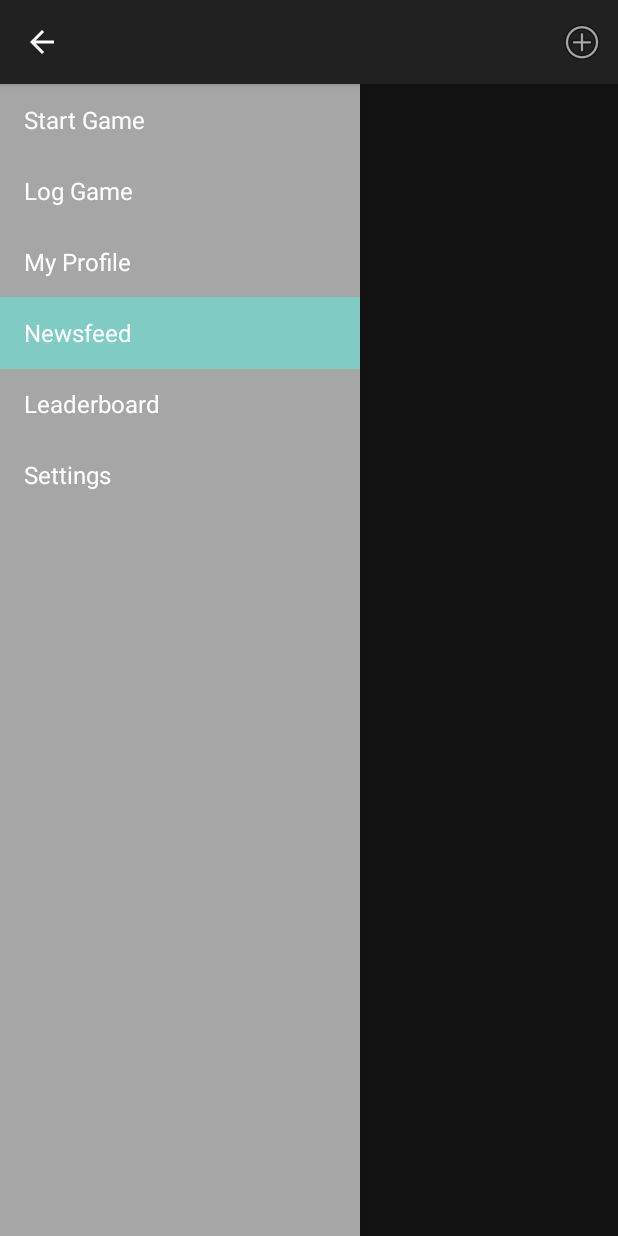
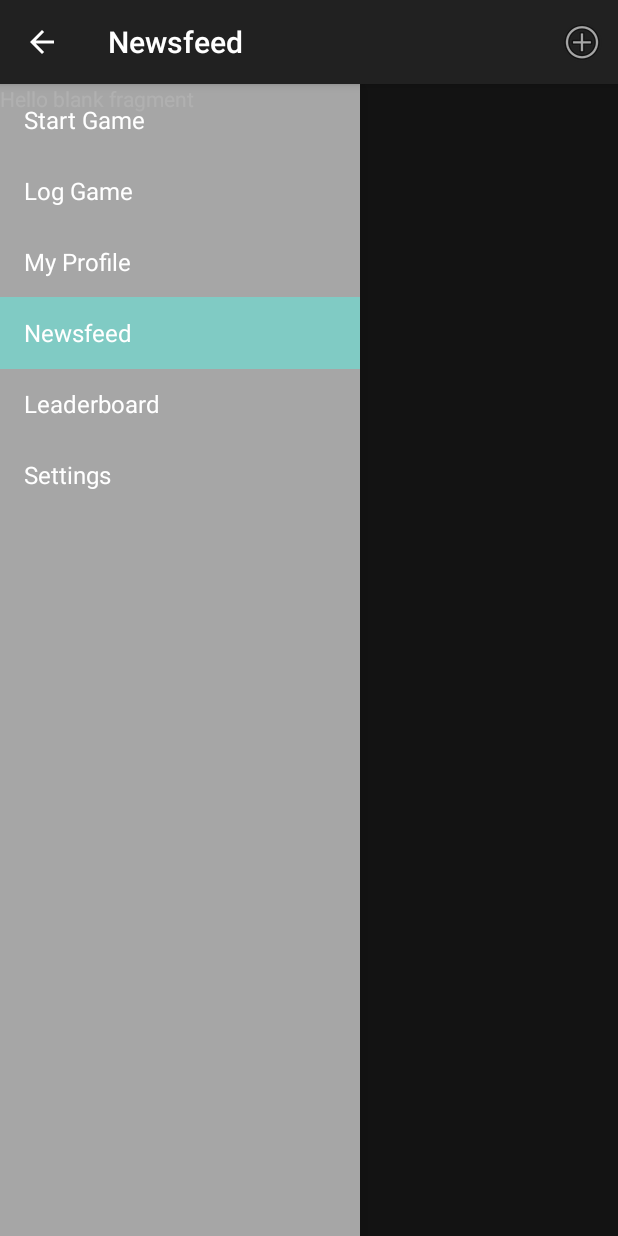
Before and after one commit to cheniel/sportstat-android, an Android app: the screen it shows after launch (MainActivity), on a phone screen of 412 x 824 dp. Run offline under Robolectric (Android 15) with nearby library versions, the phone set to English and light mode, and no system bars; 2 statements that could not run were skipped.

Commit message:
Added flag variable to MainActivity. Now it only changes the menu title of a particular screen if the user actually selected a new screen. Previously the wrong title could be displayed.

```diff
--- a/app/src/main/java/com/herokuapp/sportstat/sportstat/LogGameFragment.java
+++ b/app/src/main/java/com/herokuapp/sportstat/sportstat/LogGameFragment.java
@@ -155,6 +155,9 @@ public class LogGameFragment extends ListFragment {
         Log.d(TAG, "SAVING GAME ENTRY. Assists: "+mGame.getAssists()+" Twos: "+mGame.getTwoPoints()+
                 " Threes: "+mGame.getThreePoints()+" Comment: "+mGame.getComment());
 
+
+
+
         //String saveToast = "Game Saved!";
 
         //Tell the user that the entry was saved, indicating the number entry
--- a/app/src/main/java/com/herokuapp/sportstat/sportstat/MainActivity.java
+++ b/app/src/main/java/com/herokuapp/sportstat/sportstat/MainActivity.java
@@ -7,6 +7,7 @@ import android.app.Fragment;
 import android.app.FragmentManager;
 import android.content.Intent;
 import android.os.Bundle;
+import android.util.Log;
 import android.view.LayoutInflater;
 import android.view.Menu;
 import android.view.MenuItem;
@@ -18,6 +19,7 @@ import android.support.v4.widget.DrawerLayout;
 public class MainActivity extends Activity
         implements NavigationDrawerFragment.NavigationDrawerCallbacks {
 
+    private static final String TAG = "a";
     /**
      * Fragment managing the behaviors, interactions and presentation of the navigation drawer.
      */
@@ -28,38 +30,48 @@ public class MainActivity extends Activity
     private StartGameFragment mFragmentStartGame;
     private LogGameFragment mFragmentLogGame;
     private SettingsFragment mFragmentSettings;
+    private NewsfeedFragment mFragmentNewsfeed;
 
     /**
      * Used to store the last screen title. For use in {@link #restoreActionBar()}.
      */
     private CharSequence mTitle;
-
+    private boolean itemSelected = false;
 
 
     @Override
     protected void onCreate(Bundle savedInstanceState) {
         super.onCreate(savedInstanceState);
 
+        Log.d(TAG, "on create callllle");
+
         mFragmentManager = getFragmentManager();
         mFragmentStartGame = StartGameFragment.newInstance(NavigationDrawerFragment.START_TAB_ID);
         mFragmentLogGame = LogGameFragment.newInstance(NavigationDrawerFragment.LOG_TAB_ID);
-
+        mFragmentNewsfeed = NewsfeedFragment.newInstance(NavigationDrawerFragment.NEWSFEED_TAB_ID);
         mFragmentSettings = SettingsFragment.newInstance(NavigationDrawerFragment.SETTINGS_TAB_ID);
 
         setContentView(R.layout.activity_main);
+
 
         mNavigationDrawerFragment = (NavigationDrawerFragment)
                 getFragmentManager().findFragmentById(R.id.navigation_drawer);
 
         // Set up the drawer.
+
         mNavigationDrawerFragment.setUp(
                 R.id.navigation_drawer,
                 (DrawerLayout) findViewById(R.id.drawer_layout));
+
     }
 
     @Override
     public void onNavigationDrawerItemSelected(int position) {
         // update the main content by replacing fragments
+
+        Log.d(TAG, "AAA: nav drawer sel"+position);
+        itemSelected = true;
+
         switch (position) {
             case (NavigationDrawerFragment.START_TAB_ID):
                 mFragmentManager.beginTransaction()
@@ -79,7 +91,14 @@ public class MainActivity extends Activity
                 mFragmentManager.beginTransaction()
                         .replace(R.id.container, mFragmentSettings)
                         .commit();
-                onSectionAttached(NavigationDrawerFragment.LOG_TAB_ID);
+                onSectionAttached(NavigationDrawerFragment.SETTINGS_TAB_ID);
+                break;
+
+            case (NavigationDrawerFragment.NEWSFEED_TAB_ID):
+                mFragmentManager.beginTransaction()
+                        .replace(R.id.container, mFragmentNewsfeed)
+                        .commit();
+                onSectionAttached(NavigationDrawerFragment.NEWSFEED_TAB_ID);
                 break;
 
 
@@ -90,11 +109,13 @@ public class MainActivity extends Activity
                 break;
         }
 
-
         restoreActionBar();
     }
 
     public void onSectionAttached(int number) {
+
+        if(itemSelected) {
+            Log.d(TAG, "AAA: sectionAtteched " + number);
             switch (number) {
                 case NavigationDrawerFragment.START_TAB_ID:
                     mTitle = getString(R.string.Start_Game_Tab);
@@ -106,6 +127,7 @@ public class MainActivity extends Activity
                     mTitle = getString(R.string.My_Profile_Tab);
                     break;
                 case NavigationDrawerFragment.NEWSFEED_TAB_ID:
+                    Log.d(TAG, "attached: " + getString(R.string.Newsfeed_Tab));
                     mTitle = getString(R.string.Newsfeed_Tab);
                     break;
                 case NavigationDrawerFragment.LEADERBOARD_TAB_ID:
@@ -115,11 +137,15 @@ public class MainActivity extends Activity
                     mTitle = getString(R.string.Settings_Tab);
                     break;
             }
+            restoreActionBar();
+        }
+        itemSelected = false;
     }
 
     public void restoreActionBar() {
         ActionBar actionBar = getActionBar();
         actionBar.setDisplayShowTitleEnabled(true);
+        Log.d(TAG, "AAA: TITLE: "+mTitle);
         actionBar.setTitle(mTitle);
     }
 
@@ -164,6 +190,7 @@ public class MainActivity extends Activity
         }
 
         public PlaceholderFragment() {
+
         }
 
         @Override
@@ -189,6 +216,14 @@ public class MainActivity extends Activity
     //On save and on cancel clicked methods for LogGameFragment
     public void onSaveClicked(View v){
         LogGameFragment.onSaveClicked(v);
+
+        getFragmentManager().beginTransaction().remove(mFragmentLogGame).commit();
+
+        mFragmentManager.beginTransaction()
+                .replace(R.id.container, mFragmentNewsfeed)
+                .commit();
+        onSectionAttached(NavigationDrawerFragment.LOG_TAB_ID);
+
     }
 
     //On save and on cancel clicked methods for LogGameFragment
--- a/app/src/main/java/com/herokuapp/sportstat/sportstat/NavigationDrawerFragment.java
+++ b/app/src/main/java/com/herokuapp/sportstat/sportstat/NavigationDrawerFragment.java
@@ -11,6 +11,7 @@ import android.content.SharedPreferences;
 import android.content.res.Configuration;
 import android.os.Bundle;
 import android.preference.PreferenceManager;
+import android.util.Log;
 import android.view.LayoutInflater;
 import android.view.Menu;
 import android.view.MenuInflater;
@@ -61,6 +62,7 @@ public class NavigationDrawerFragment extends Fragment {
      * expands it. This shared preference tracks this.
      */
     private static final String PREF_USER_LEARNED_DRAWER = "navigation_drawer_learned";
+    private static final String TAG = "a";
 
     /**
      * A pointer to the current callbacks instance (the Activity).
@@ -99,6 +101,8 @@ public class NavigationDrawerFragment extends Fragment {
         }
 
         // Select either the default item (4) or the last selected item.
+
+
         selectItem(mCurrentSelectedPosition);
     }
 
@@ -126,6 +130,7 @@ public class NavigationDrawerFragment extends Fragment {
                 android.R.id.text1,
                 allDrawers));
         mDrawerListView.setItemChecked(mCurrentSelectedPosition, true);
+
         return mDrawerListView;
     }
 
--- /dev/null
+++ b/app/src/main/java/com/herokuapp/sportstat/sportstat/NewsfeedFragment.java
@@ -0,0 +1,73 @@
+package com.herokuapp.sportstat.sportstat;
+
+import android.app.Activity;
+import android.net.Uri;
+import android.os.Bundle;
+import android.app.Fragment;
+import android.view.LayoutInflater;
+import android.view.View;
+import android.view.ViewGroup;
+
+
+/**
+ * A simple {@link Fragment} subclass.
+ *.
+ * Use the {@link NewsfeedFragment#newInstance} factory method to
+ * create an instance of this fragment.
+ */
+public class NewsfeedFragment extends Fragment {
+
+    private static final String ARG_SECTION_NUMBER = "section_number";
+
+    private int mSectionNumber;
+
+
+    /**
+     * Use this factory method to create a new instance of
+     * this fragment using the provided parameters.
+     *
+     *
+     * @return A new instance of fragment NewsfeedFragment.
+     */
+
+
+    public static NewsfeedFragment newInstance(int sectionNumber) {
+        NewsfeedFragment fragment = new NewsfeedFragment();
+        Bundle args = new Bundle();
+        args.putInt(ARG_SECTION_NUMBER, sectionNumber);
+        fragment.setArguments(args);
+        return fragment;
+    }
+
+    public NewsfeedFragment() {
+        // Required empty public constructor
+    }
+
+    @Override
+    public void onCreate(Bundle savedInstanceState) {
+        super.onCreate(savedInstanceState);
+        if (getArguments() != null) {
+            mSectionNumber = getArguments().getInt(ARG_SECTION_NUMBER);
+        }
+    }
+
+    @Override
+    public View onCreateView(LayoutInflater inflater, ViewGroup container,
+                             Bundle savedInstanceState) {
+        // Inflate the layout for this fragment
+        return inflater.inflate(R.layout.fragment_newsfeed, container, false);
+    }
+
+    @Override
+    public void onAttach(Activity activity) {
+        super.onAttach(activity);
+
+        ((MainActivity) activity).onSectionAttached(mSectionNumber);
+    }
+
+    @Override
+    public void onDetach() {
+        super.onDetach();
+    }
+
+}
--- /dev/null
+++ b/app/src/main/res/layout/fragment_newsfeed.xml
@@ -0,0 +1,12 @@
+<FrameLayout xmlns:android="http://schemas.android.com/apk/res/android"
+    xmlns:tools="http://schemas.android.com/tools"
+
+    android:layout_width="match_parent"
+    android:layout_height="match_parent"
+    tools:context="com.herokuapp.sportstat.sportstat.NewsfeedFragment">
+
+    <!-- TODO: Update blank fragment layout -->
+    <TextView android:layout_width="match_parent" android:layout_height="match_parent"
+        android:text="@string/hello_blank_fragment" />
+
+</FrameLayout>
--- a/app/src/main/res/menu/menu_sport_logging.xml
+++ b/app/src/main/res/menu/menu_sport_logging.xml
@@ -1,5 +1,6 @@
 <menu xmlns:android="http://schemas.android.com/apk/res/android"
       xmlns:tools="http://schemas.android.com/tools"
+
       tools:context="com.herokuapp.sportstat.sportstat.SportLoggingActivity">
     <item android:id="@+id/action_settings"
           android:title="@string/action_settings"
```
Lines whose indentation alone changed are shown as unchanged.
